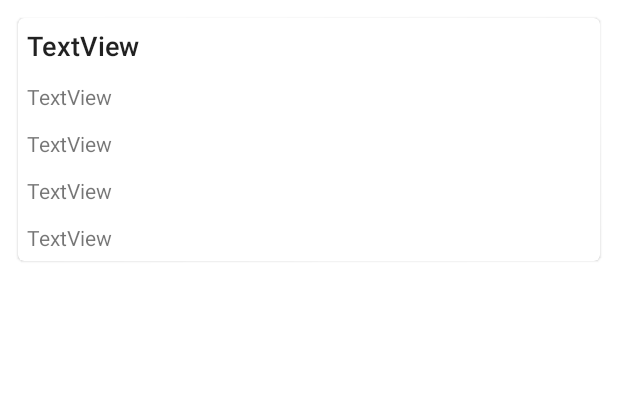
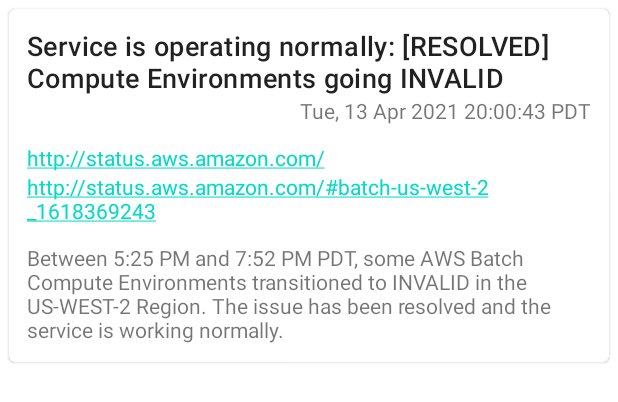
Before and after one commit to 103sbavert/Cloudzy, an Android app: the layout row_item_aws.xml on its own in the app's theme, with its tools: preview values and no code run, on a phone screen of 412 x 824 dp. Shown: the top 402 px of the screen. Run offline under Robolectric (Android 15) with nearby library versions, the phone set to English and light mode, and no system bars.

Commit message:
improved the layout of row_item_aws, added a gitignore file, added styles.xml

```diff
--- a/app/src/main/java/com/dbtechprojects/cloudstatustest/api/AwsApiInterface.kt
+++ b/app/src/main/java/com/dbtechprojects/cloudstatustest/api/AwsApiInterface.kt
@@ -1,10 +1,10 @@
 package com.dbtechprojects.cloudstatustest.api
 
-import com.dbtechprojects.cloudstatustest.model.RSS
+import com.dbtechprojects.cloudstatustest.model.AWSFeed
 import retrofit2.Call
 import retrofit2.http.GET
 
 interface AwsApiInterface {
     @GET("/rss/all.rss")
-    fun getAwsEvent(): Call<RSS>
+    fun getAwsEvent(): Call<AWSFeed>
 }
--- a/app/src/main/java/com/dbtechprojects/cloudstatustest/model/RSS.kt
+++ b/app/src/main/java/com/dbtechprojects/cloudstatustest/model/AWSFeed.kt
@@ -3,7 +3,7 @@
 import com.tickaroo.tikxml.annotation.*
 
 @Xml(name = "rss")
-data class RSS(
+data class AWSFeed(
     @Attribute
     val version: String,
     @Element
--- a/app/src/main/java/com/dbtechprojects/cloudstatustest/repository/Repository.kt
+++ b/app/src/main/java/com/dbtechprojects/cloudstatustest/repository/Repository.kt
@@ -1,12 +1,12 @@
 package com.dbtechprojects.cloudstatustest.repository
 
 import com.dbtechprojects.cloudstatustest.api.AwsApiInterface
-import com.dbtechprojects.cloudstatustest.model.RSS
+import com.dbtechprojects.cloudstatustest.model.AWSFeed
 import retrofit2.Response
 import javax.inject.Inject
 
 class Repository
 @Inject
 constructor(private var api: AwsApiInterface) {
-    fun getAwsEvent(): Response<RSS> = api.getAwsEvent().execute()
+    fun getAwsEvent(): Response<AWSFeed> = api.getAwsEvent().execute()
 }
--- a/app/src/main/java/com/dbtechprojects/cloudstatustest/ui/main/viewmodels/MainFragmentViewModel.kt
+++ b/app/src/main/java/com/dbtechprojects/cloudstatustest/ui/main/viewmodels/MainFragmentViewModel.kt
@@ -6,7 +6,7 @@
 import com.dbtechprojects.cloudstatustest.model.AwsItem
 import com.dbtechprojects.cloudstatustest.repository.Repository
 import dagger.hilt.android.lifecycle.HiltViewModel
-import kotlinx.coroutines.Dispatchers
+import kotlinx.coroutines.Dispatchers.IO
 import kotlinx.coroutines.launch
 import javax.inject.Inject
 
@@ -20,7 +20,7 @@
     val awsEvents: MutableLiveData<List<AwsItem>> = MutableLiveData()
 
     fun getAwsEvent() {
-        viewModelScope.launch(Dispatchers.Default) {
+        viewModelScope.launch(IO) {
             awsEvents.postValue(repository.getAwsEvent().body()?.channel?.itemList)
         }
     }
--- a/app/src/main/res/layout/row_item_aws.xml
+++ b/app/src/main/res/layout/row_item_aws.xml
@@ -4,26 +4,34 @@
     xmlns:app="http://schemas.android.com/apk/res-auto"
     android:layout_width="match_parent"
     android:layout_height="wrap_content"
-    android:layout_margin="12dp">
+    xmlns:tools="http://schemas.android.com/tools"
+    android:layout_margin="6dp">
 
     <androidx.constraintlayout.widget.ConstraintLayout
         android:layout_width="match_parent"
         android:layout_height="match_parent"
-        android:padding="6dp">
+        android:padding="12dp">
 
         <TextView
             android:id="@+id/title"
             android:layout_width="wrap_content"
             android:layout_height="wrap_content"
-            android:text="TextView"
-            android:textAppearance="?textAppearanceHeadline6"
-            android:textSize="18sp"
+            android:textAppearance="?textAppearanceHeadline7"
             app:layout_constraintBottom_toBottomOf="parent"
             app:layout_constraintEnd_toEndOf="parent"
             app:layout_constraintHorizontal_bias="0.0"
             app:layout_constraintStart_toStartOf="parent"
             app:layout_constraintTop_toTopOf="parent"
-            app:layout_constraintVertical_bias="0.0" />
+            app:layout_constraintVertical_bias="0.0"
+            tools:text="Service is operating normally: \[RESOLVED\] Compute Environments going INVALID" />
+
+        <TextView
+            android:id="@+id/pub_date"
+            android:layout_width="wrap_content"
+            android:layout_height="wrap_content"
+            app:layout_constraintEnd_toEndOf="@+id/title"
+            app:layout_constraintTop_toBottomOf="@+id/title"
+            tools:text="Tue, 13 Apr 2021 20:00:43 PDT" />
 
         <TextView
             android:id="@+id/link"
@@ -31,35 +39,26 @@
             android:layout_height="wrap_content"
             android:layout_marginTop="12dp"
             android:autoLink="web"
-            android:text="TextView"
             app:layout_constraintStart_toStartOf="@+id/title"
-            app:layout_constraintTop_toBottomOf="@+id/pub_date" />
-
-        <TextView
-            android:id="@+id/pub_date"
-            android:layout_width="wrap_content"
-            android:layout_height="wrap_content"
-            android:layout_marginTop="12dp"
-            android:text="TextView"
-            app:layout_constraintStart_toStartOf="parent"
-            app:layout_constraintTop_toBottomOf="@+id/title" />
+            app:layout_constraintTop_toBottomOf="@+id/pub_date"
+            tools:text="http://status.aws.amazon.com/" />
 
         <TextView
             android:id="@+id/guid"
             android:layout_width="wrap_content"
             android:layout_height="wrap_content"
-            android:layout_marginTop="12dp"
-            android:text="TextView"
+            android:autoLink="web"
             app:layout_constraintStart_toStartOf="@+id/link"
-            app:layout_constraintTop_toBottomOf="@+id/link" />
+            app:layout_constraintTop_toBottomOf="@+id/link"
+            tools:text="http://status.aws.amazon.com/#batch-us-west-2_1618369243" />
 
         <TextView
             android:id="@+id/description"
             android:layout_width="wrap_content"
             android:layout_height="wrap_content"
             android:layout_marginTop="12dp"
-            android:text="TextView"
             app:layout_constraintStart_toStartOf="@+id/guid"
-            app:layout_constraintTop_toBottomOf="@+id/guid" />
+            app:layout_constraintTop_toBottomOf="@+id/guid"
+            tools:text="Between 5:25 PM and 7:52 PM PDT, some AWS Batch Compute Environments transitioned to INVALID in the US-WEST-2 Region. The issue has been resolved and the service is working normally." />
     </androidx.constraintlayout.widget.ConstraintLayout>
 </com.google.android.material.card.MaterialCardView>
--- /dev/null
+++ b/app/src/main/res/values/styles.xml
@@ -0,0 +1,7 @@
+<?xml version="1.0" encoding="utf-8"?>
+<resources>
+    <attr name="textAppearanceHeadline7" format="reference"/>
+    <style name="Headline7" parent="@style/TextAppearance.MaterialComponents.Headline6">
+        <item name="android:textSize">18sp</item>
+    </style>
+</resources>
--- a/app/src/main/res/values/themes.xml
+++ b/app/src/main/res/values/themes.xml
@@ -13,5 +13,6 @@
 
     <style name="BaseTheme.CloudStatusTest" parent="Theme.MaterialComponents.DayNight.NoActionBar">
         <item name="android:statusBarColor" tools:targetApi="l">?attr/colorPrimaryVariant</item>
+        <item name="textAppearanceHeadline7">@style/Headline7</item>
     </style>
 </resources>
```
Also changed, not shown: app/src/main/java/com/dbtechprojects/cloudstatustest/model/AWSResponseWrapper.kt (deleted, +0 -69 lines), 1 other file.
